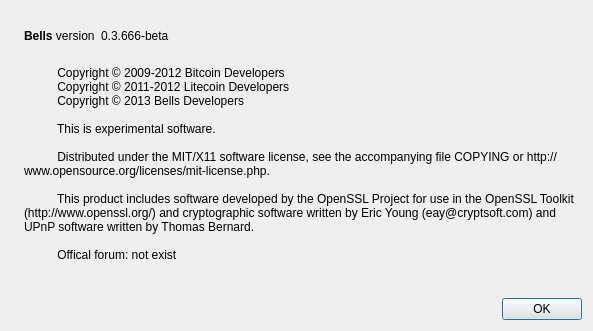
This is src/qt/forms/aboutdialog.ui in bellscoin/bellscoin as Qt 5 draws it before an edit. The edited form follows.
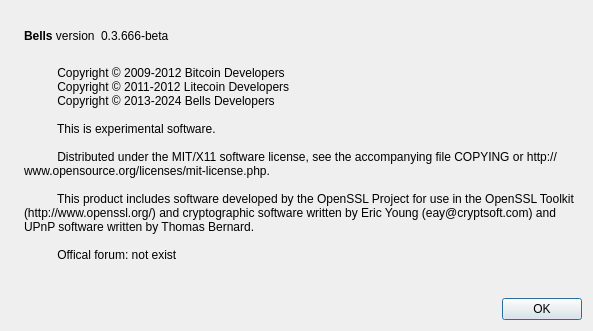
This is the edited form. Icons and pictures are not drawn.

The edit to the form file:
```diff
--- a/src/qt/forms/aboutdialog.ui
+++ b/src/qt/forms/aboutdialog.ui
@@ -97,7 +97,7 @@
         <string>
           Copyright © 2009-2012 Bitcoin Developers
           Copyright © 2011-2012 Litecoin Developers
-          Copyright © 2013 Bells Developers
+          Copyright © 2013-2024 Bells Developers
 
           This is experimental software.
 
```
